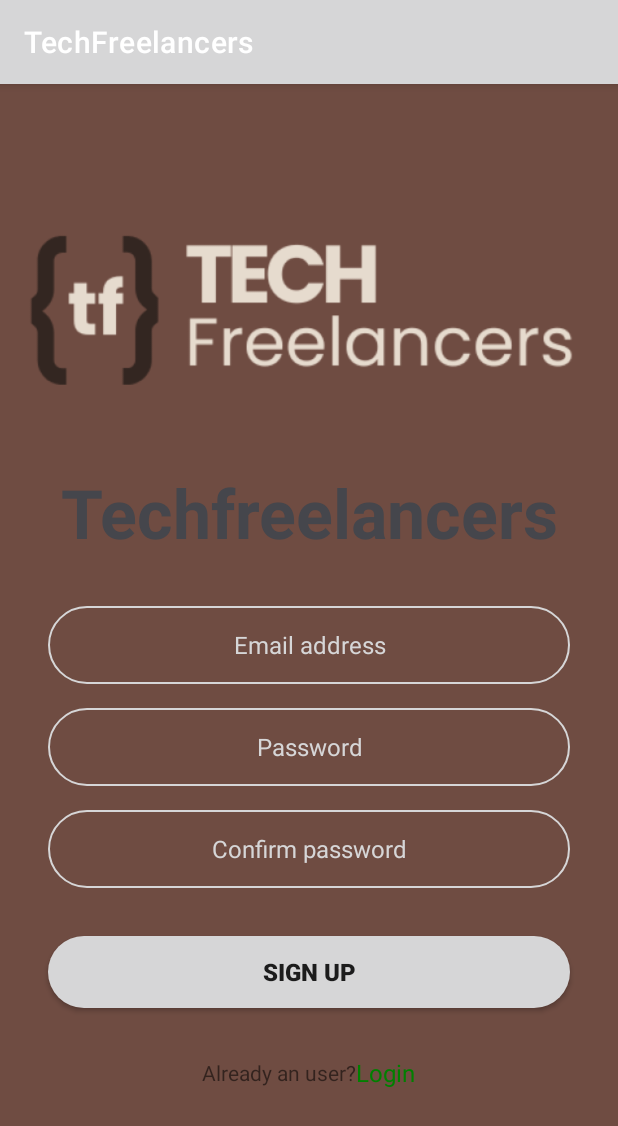
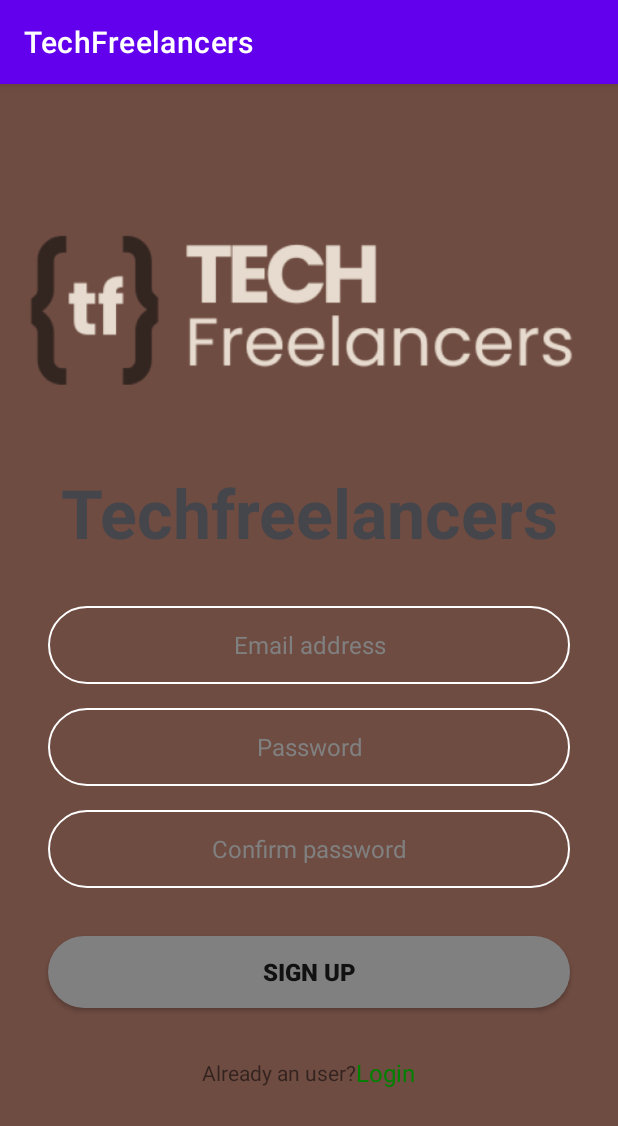
Before and after one commit to yrakesh101/TechFreelancers, an Android app: the signupActivity screen opened directly, with no data from a screen before it, on a phone screen of 412 x 824 dp. Shown: the top 1126 px of the screen. Run offline under Robolectric (Android 15) with nearby library versions, the phone set to English and light mode, and no system bars; network calls fail.

Commit message:
updated color xml

```diff
--- a/app/src/main/AndroidManifest.xml
+++ b/app/src/main/AndroidManifest.xml
@@ -8,7 +8,7 @@
         android:allowBackup="true"
         android:dataExtractionRules="@xml/data_extraction_rules"
         android:fullBackupContent="@xml/backup_rules"
-        android:icon="@drawable/sample"
+        android:icon="@drawable/logo"
         android:label="@string/app_name"
         android:roundIcon="@mipmap/ic_launcher_round"
         android:supportsRtl="true"
@@ -30,7 +30,7 @@
             android:name=".homepageActivity"
             android:exported="false" />
         <activity
-            android:name=".welcomeActivity"
+            android:name=".loginActivity"
             android:exported="true">
             <intent-filter>
                 <action android:name="android.intent.action.MAIN" />
@@ -38,7 +38,7 @@
                 <category android:name="android.intent.category.LAUNCHER" />
             </intent-filter>
         </activity>
-        <activity android:name=".loginActivity" />
+
         <activity android:name=".signupActivity" />
     </application>
 
--- a/app/src/main/res/layout/activity_login.xml
+++ b/app/src/main/res/layout/activity_login.xml
@@ -38,7 +38,7 @@
                     android:layout_height="wrap_content"
                     android:text="Techfreelancers"
                     android:textAlignment="center"
-                    android:textColor="@color/material_dynamic_neutral30"
+                    android:textColor="@color/black"
                     android:textSize="45sp"
                     android:textStyle="bold" />
 
--- a/app/src/main/res/layout/activity_search_result.xml
+++ b/app/src/main/res/layout/activity_search_result.xml
@@ -106,7 +106,7 @@
                 android:layout_height="wrap_content"
                 android:layout_margin="16dp"
                 android:layout_weight="1"
-                android:textSize="20dp"
+                android:textSize="20sp"
                 android:textStyle="bold"
                 android:textColor="@color/black"
                 android:text="Sort Filter Text" />
--- a/app/src/main/res/values/colors.xml
+++ b/app/src/main/res/values/colors.xml
@@ -43,7 +43,14 @@
     <color name="mediumblue">#0000CD</color>
     <color name="darkblue">#00008B</color>
     <color name="navy">#000080</color>
-    <color name="black">#000000</color>
     <color name="transparent">#00000000</color>
+    <color name="purple_200">#FFBB86FC</color>
+    <color name="purple_500">#FF6200EE</color>
+    <color name="purple_700">#FF3700B3</color>
+    <color name="teal_200">#FF03DAC5</color>
+    <color name="teal_700">#FF018786</color>
+    <color name="black">#FF000000</color>
+    <color name="white">#FFFFFFFF</color>
+    <color name="grey">#808080</color>
 
 </resources>
```
Also changed, not shown: app/src/main/res/layout/activity_edit_profile.xml (+8 -8 lines).
